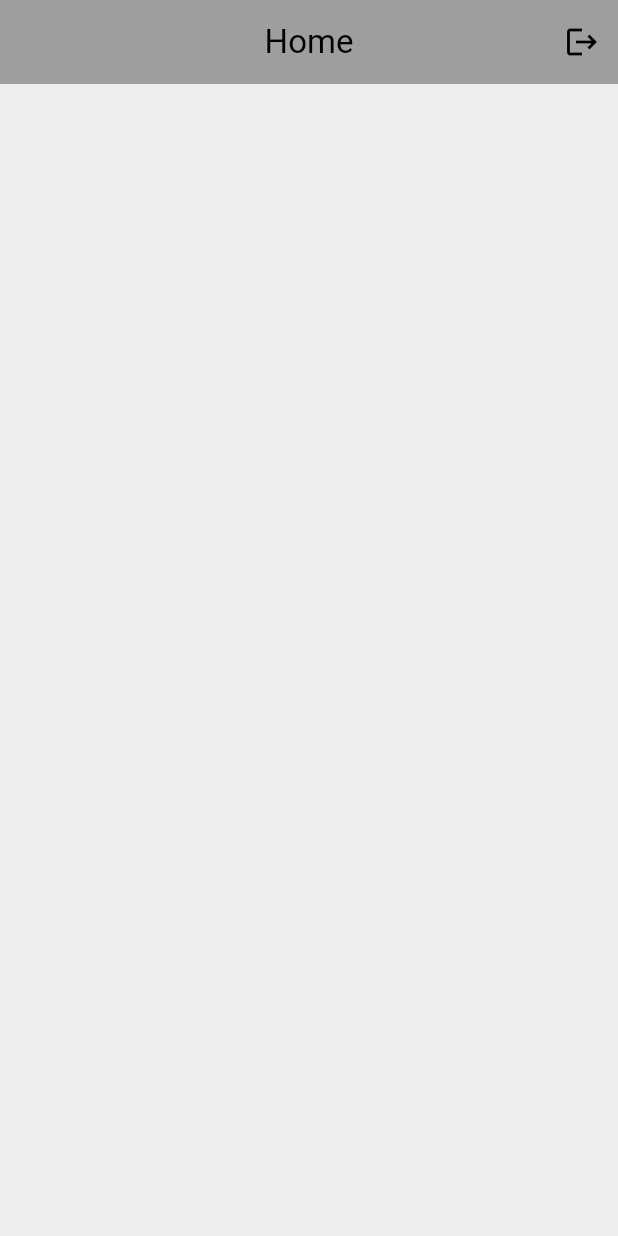
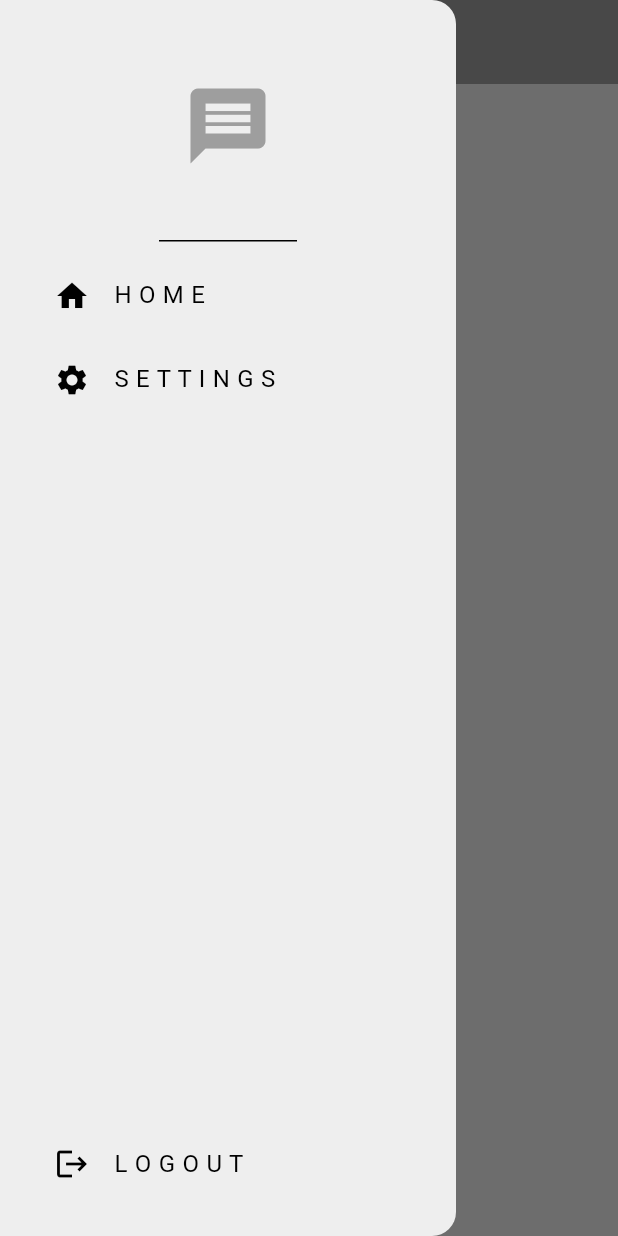
Before and after one commit to Karthick1304s/Chatapp, a Flutter app: the screen it shows once a user with an empty profile is signed in, with the side drawer open (before the commit the screen has no drawer), on a phone screen of 412 x 824 dp. Run offline on Flutter 3.47's test engine with Material 3 defaults, Android fonts, the phone set to English and light mode, and no system bars; our stand-ins replace firebase_auth, firebase_core; accounts and stored records are empty.

```diff
--- /dev/null
+++ b/lib/components/my_drawer.dart
@@ -0,0 +1,68 @@
+import 'dart:math';
+
+import 'package:chartapp/auth/auth_service.dart';
+import 'package:chartapp/pages/settings_page.dart';
+import 'package:flutter/material.dart';
+
+class MyDrawer extends StatelessWidget {
+  const MyDrawer({super.key});
+  void logout() {
+    final _auth = AuthService();
+    _auth.signOut();
+  }
+
+  @override
+  Widget build(BuildContext context) {
+    return Drawer(
+      backgroundColor: Theme.of(context).scaffoldBackgroundColor,
+      child: Column(
+        mainAxisAlignment: MainAxisAlignment.spaceBetween,
+        children: [
+          //logo
+          Column(
+            children: [
+              DrawerHeader(
+                  child: Icon(
+                Icons.message,
+                color: Theme.of(context).colorScheme.primary,
+                size: 60,
+              )),
+              Padding(
+                padding: const EdgeInsets.only(left: 20.0),
+                child: ListTile(
+                  title: Text("H O M E"),
+                  leading: Icon(Icons.home),
+                  onTap: () {
+                    Navigator.pop(context);
+                  },
+                ),
+              ),
+              Padding(
+                padding: const EdgeInsets.only(left: 20.0),
+                child: ListTile(
+                  title: Text("S E T T I N G S"),
+                  leading: Icon(Icons.settings),
+                  onTap: () {
+                    Navigator.push(
+                        context,
+                        MaterialPageRoute(
+                          builder: (context) => SettingsPage(),
+                        ));
+                  },
+                ),
+              )
+            ],
+          ),
+          Padding(
+            padding: const EdgeInsets.only(left: 20.0, bottom: 20),
+            child: ListTile(
+              title: Text("L O G O U T"),
+              leading: Icon(Icons.logout),
+              onTap: logout,
+            ),
+          )
+        ],
+      ),
+    );
+  }
+}
--- a/lib/pages/home_page.dart
+++ b/lib/pages/home_page.dart
@@ -1,4 +1,4 @@
-import 'package:chartapp/auth/auth_service.dart';
+import 'package:chartapp/components/my_drawer.dart';
 import 'package:flutter/material.dart';
 
 class HomePage extends StatelessWidget {
@@ -6,20 +6,13 @@
 
   @override
   Widget build(BuildContext context) {
-    void logout() {
-      final _auth = AuthService();
-      _auth.signOut();
-    }
-
     return Scaffold(
       appBar: AppBar(
         title: Text("Home"),
         backgroundColor: Colors.grey,
         centerTitle: true,
-        actions: [
-          IconButton(onPressed: logout, icon: Icon(Icons.logout)),
-        ],
       ),
+      drawer: MyDrawer(),
     );
   }
 }
```
Also changed, not shown: lib/pages/settings_page.dart (added, +16 -0 lines), 12 other files.
